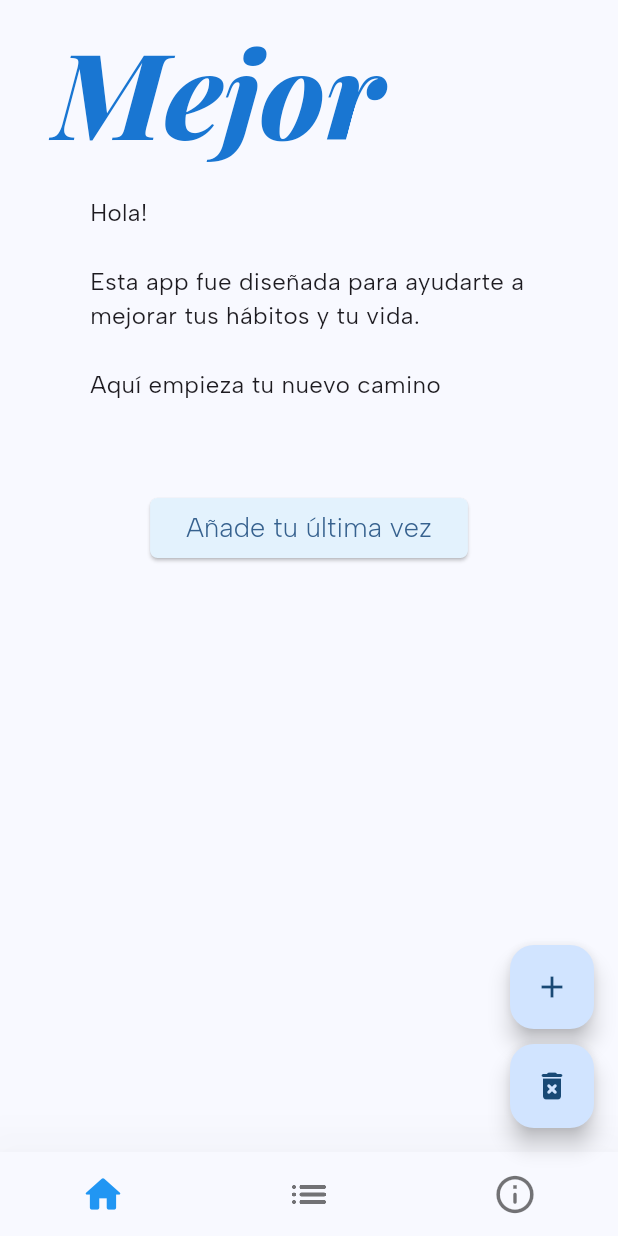
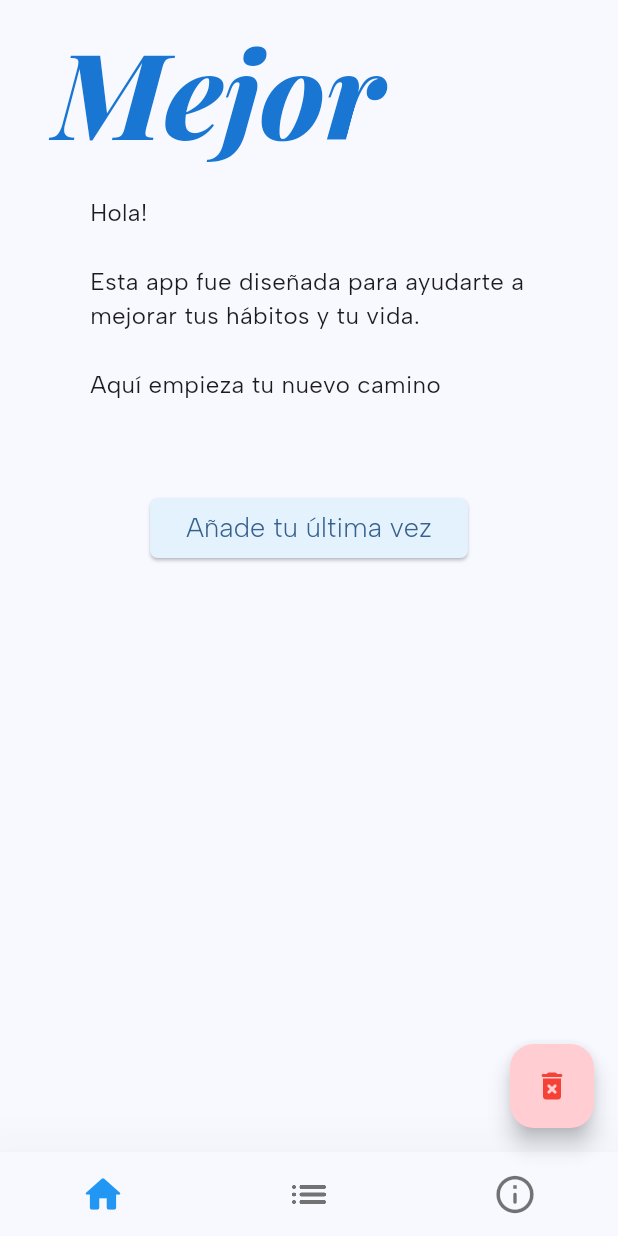
Before and after one commit to a96lex/better, a Flutter app: the screen it shows after launch, on a phone screen of 412 x 824 dp. Run offline on Flutter 3.47's test engine with Material 3 defaults, Android fonts, the phone set to English and light mode, and no system bars; our stand-ins replace google_fonts, sqflite; accounts and stored records are empty; generated files the repository leaves out were written again; project files that could hold a hidden picture were left out.

Commit message:
feat: mark button as debug, cleanup some code

```diff
--- a/lib/main.dart
+++ b/lib/main.dart
@@ -1,10 +1,8 @@
 import 'package:flutter/material.dart';
 import 'package:better/database/database_helper.dart';
-import 'package:better/models/event.dart';
 import 'package:better/screens/about.dart';
 import 'package:better/screens/history.dart';
 import 'package:better/screens/home.dart';
-import 'package:flutter/widgets.dart';
 import 'package:flutter_gen/gen_l10n/app_localizations.dart';
 import 'package:google_fonts/google_fonts.dart';
 
@@ -57,15 +55,10 @@ class _MainPageState extends State<MainPage> {
   }
 
   static final List<Widget> _widgetOptions = <Widget>[
-    HomeScreen(),
+    const HomeScreen(),
     const HistoryScreen(),
     const AboutScreen()
   ];
-
-  void _addEvent() async {
-    var newEvent = Event(date: DateTime.now());
-    await DatabaseHelper.instance.createEvent(newEvent);
-  }
 
   void _deleteEvents() async {
     await DatabaseHelper.instance.deleteAllEvents();
@@ -129,21 +122,15 @@ class _MainPageState extends State<MainPage> {
             ),
           ],
         ),
+        // for debug purposes only.
         floatingActionButton: Column(
           mainAxisAlignment: MainAxisAlignment.end,
           children: [
             FloatingActionButton(
-              onPressed: _addEvent,
-              tooltip: 'Add event',
-              child: const Icon(Icons.add),
-            ), // This trailing comma makes auto-formatting nicer for build methods.
-            // add some space
-            const SizedBox(
-              height: 10,
-            ),
-            FloatingActionButton(
               onPressed: _deleteEvents,
-              tooltip: 'Read events',
+              tooltip: 'Delete events',
+              foregroundColor: Colors.red,
+              backgroundColor: Colors.red.shade100,
               child: const Icon(Icons.delete_forever_rounded),
             ), // This trailing comma makes auto-formatting nicer for build methods.
           ],
```
